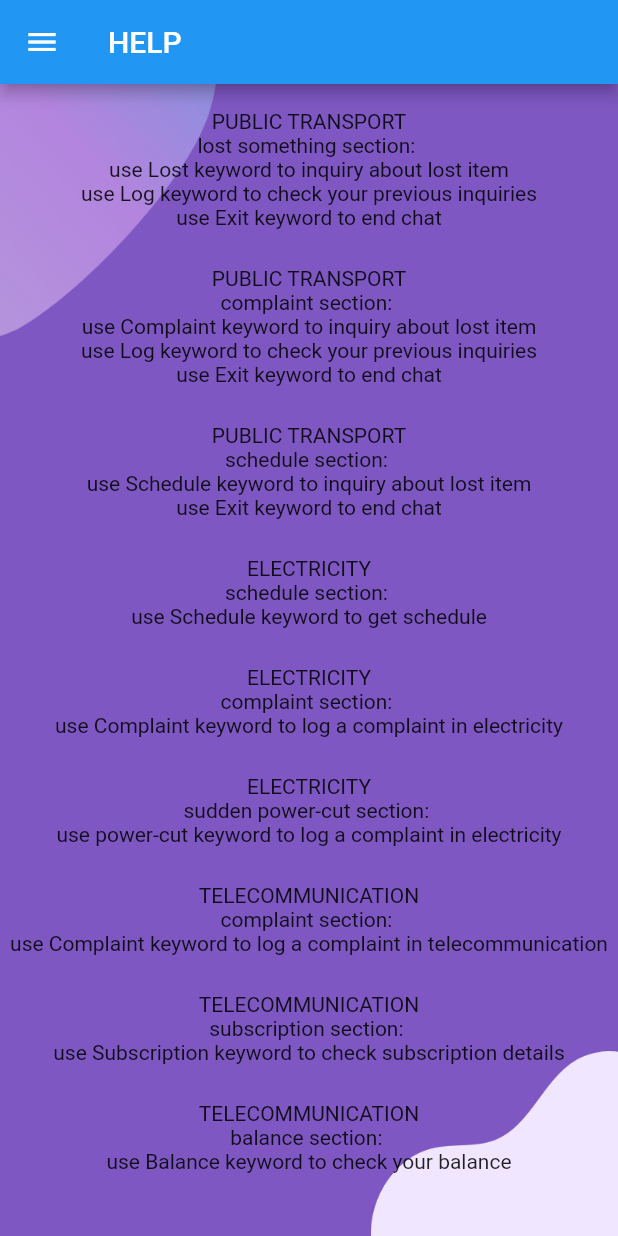
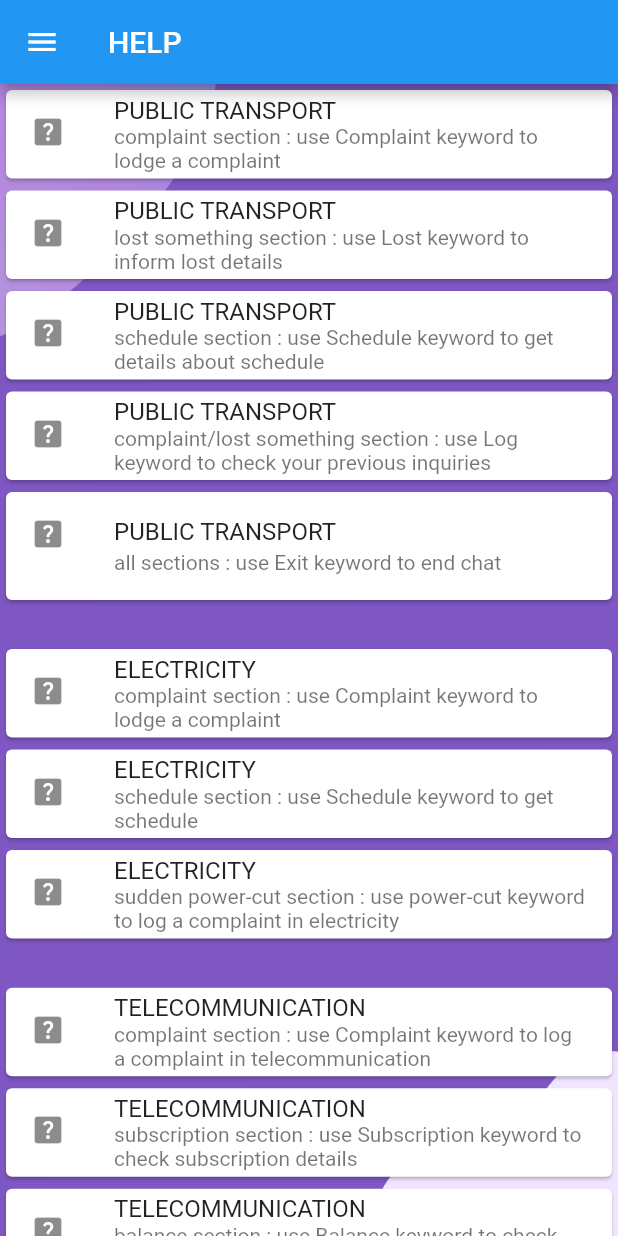
Before and after one commit to vishvajith17/social_chat_bot_assistant, a Flutter app: the HelpScreen screen opened directly, on a phone screen of 412 x 824 dp. Run offline on Flutter 3.47's test engine with Material 2 defaults, Android fonts, the phone set to English and light mode, and no system bars; our stand-ins replace bubble, cloud_firestore, firebase_auth, firebase_core, flutter_spinkit, flutter_svg and 1 more; missing offline and left inert: flutter_dialogflow; accounts and stored records are empty; network calls fail.

Commit message:
helpus ,about

```diff
--- a/lib/screens/Help/components/body.dart
+++ b/lib/screens/Help/components/body.dart
@@ -10,47 +10,117 @@ class Body extends StatelessWidget {
         child: Column(
           mainAxisAlignment: MainAxisAlignment.center,
           children: <Widget>[
-            Text("PUBLIC TRANSPORT"),
-            Text("lost something section: "),
-            Text("use Lost keyword to inquiry about lost item"),
-            Text("use Log keyword to check your previous inquiries"),
-            Text("use Exit keyword to end chat"),
+            Card(
+                child:
+                    Column(mainAxisSize: MainAxisSize.min, children: <Widget>[
+              const ListTile(
+                leading: Icon(Icons.help_center_rounded),
+                title: Text("PUBLIC TRANSPORT"),
+                subtitle: Text(
+                    "complaint section : use Complaint keyword to lodge a complaint"),
+              ),
+            ])),
+            Card(
+                child:
+                    Column(mainAxisSize: MainAxisSize.min, children: <Widget>[
+              const ListTile(
+                leading: Icon(Icons.help_center_rounded),
+                title: Text("PUBLIC TRANSPORT"),
+                subtitle: Text(
+                    "lost something section : use Lost keyword to inform lost details"),
+              ),
+            ])),
+            Card(
+                child:
+                    Column(mainAxisSize: MainAxisSize.min, children: <Widget>[
+              const ListTile(
+                leading: Icon(Icons.help_center_rounded),
+                title: Text("PUBLIC TRANSPORT"),
+                subtitle: Text(
+                    "schedule section : use Schedule keyword to get details about schedule"),
+              ),
+            ])),
+            Card(
+                child:
+                    Column(mainAxisSize: MainAxisSize.min, children: <Widget>[
+              const ListTile(
+                leading: Icon(Icons.help_center_rounded),
+                title: Text("PUBLIC TRANSPORT"),
+                subtitle: Text(
+                    "complaint/lost something section : use Log keyword to check your previous inquiries"),
+              ),
+            ])),
+            Card(
+                child:
+                    Column(mainAxisSize: MainAxisSize.min, children: <Widget>[
+              const ListTile(
+                leading: Icon(Icons.help_center_rounded),
+                title: Text("PUBLIC TRANSPORT"),
+                subtitle: Text("all sections : use Exit keyword to end chat"),
+              ),
+            ])),
             SizedBox(height: size.height * 0.03),
-            Text("PUBLIC TRANSPORT"),
-            Text("complaint section: "),
-            Text("use Complaint keyword to inquiry about lost item"),
-            Text("use Log keyword to check your previous inquiries"),
-            Text("use Exit keyword to end chat"),
+            Card(
+                child:
+                    Column(mainAxisSize: MainAxisSize.min, children: <Widget>[
+              const ListTile(
+                leading: Icon(Icons.help_center_rounded),
+                title: Text("ELECTRICITY"),
+                subtitle: Text(
+                    "complaint section : use Complaint keyword to lodge a complaint"),
+              ),
+            ])),
+            Card(
+                child:
+                    Column(mainAxisSize: MainAxisSize.min, children: <Widget>[
+              const ListTile(
+                leading: Icon(Icons.help_center_rounded),
+                title: Text("ELECTRICITY"),
+                subtitle: Text(
+                    "schedule section : use Schedule keyword to get schedule"),
+              ),
+            ])),
+            Card(
+                child:
+                    Column(mainAxisSize: MainAxisSize.min, children: <Widget>[
+              const ListTile(
+                leading: Icon(Icons.help_center_rounded),
+                title: Text("ELECTRICITY"),
+                subtitle: Text(
+                    "sudden power-cut section : use power-cut keyword to log a complaint in electricity"),
+              ),
+            ])),
             SizedBox(height: size.height * 0.03),
-            Text("PUBLIC TRANSPORT"),
-            Text("schedule section: "),
-            Text("use Schedule keyword to inquiry about lost item"),
-            Text("use Exit keyword to end chat"),
-            SizedBox(height: size.height * 0.03),
-            Text("ELECTRICITY"),
-            Text("schedule section: "),
-            Text("use Schedule keyword to get schedule"),
-            SizedBox(height: size.height * 0.03),
-            Text("ELECTRICITY"),
-            Text("complaint section: "),
-            Text("use Complaint keyword to log a complaint in electricity"),
-            SizedBox(height: size.height * 0.03),
-            Text("ELECTRICITY"),
-            Text("sudden power-cut section: "),
-            Text("use power-cut keyword to log a complaint in electricity"),
-            SizedBox(height: size.height * 0.03),
-            Text("TELECOMMUNICATION"),
-            Text("complaint section: "),
-            Text(
-                "use Complaint keyword to log a complaint in telecommunication"),
-            SizedBox(height: size.height * 0.03),
-            Text("TELECOMMUNICATION"),
-            Text("subscription section: "),
-            Text("use Subscription keyword to check subscription details"),
-            SizedBox(height: size.height * 0.03),
-            Text("TELECOMMUNICATION"),
-            Text("balance section: "),
-            Text("use Balance keyword to check your balance"),
+            Card(
+                child:
+                    Column(mainAxisSize: MainAxisSize.min, children: <Widget>[
+              const ListTile(
+                leading: Icon(Icons.help_center_rounded),
+                title: Text("TELECOMMUNICATION"),
+                subtitle: Text(
+                    "complaint section : use Complaint keyword to log a complaint in telecommunication"),
+              ),
+            ])),
+            Card(
+                child:
+                    Column(mainAxisSize: MainAxisSize.min, children: <Widget>[
+              const ListTile(
+                leading: Icon(Icons.help_center_rounded),
+                title: Text("TELECOMMUNICATION"),
+                subtitle: Text(
+                    "subscription section : use Subscription keyword to check subscription details"),
+              ),
+            ])),
+            Card(
+                child:
+                    Column(mainAxisSize: MainAxisSize.min, children: <Widget>[
+              const ListTile(
+                leading: Icon(Icons.help_center_rounded),
+                title: Text("TELECOMMUNICATION"),
+                subtitle: Text(
+                    "balance section : use Balance keyword to check your balance"),
+              ),
+            ])),
             SizedBox(height: size.height * 0.03),
           ],
         ),
--- a/lib/screens/Welcome/welcome_screen.dart
+++ b/lib/screens/Welcome/welcome_screen.dart
@@ -6,7 +6,7 @@ class WelcomeScreen extends StatelessWidget {
   Widget build(BuildContext context) {
     return Scaffold(
       appBar: AppBar(
-        title: Text("CHAT-BOT ASSISTANT"),
+        title: Text("CHATTY"),
       ),
       body: Body(),
     );
--- a/pubspec.yaml
+++ b/pubspec.yaml
@@ -60,8 +60,9 @@ dependencies:
   avatar_glow: ^1.2.0
 #  speech_recognition: ^2.0.0
 
-
 dev_dependencies:
+  mockito: ^4.1.1
+  rxdart:
   flutter_test:
     sdk: flutter
 
```
Also changed, not shown: lib/screens/AboutUs/components/body.dart (+53 -6 lines), lib/screens/TransportDomain/transport_complaint.dart (+0 -24 lines), pubspec.lock.
